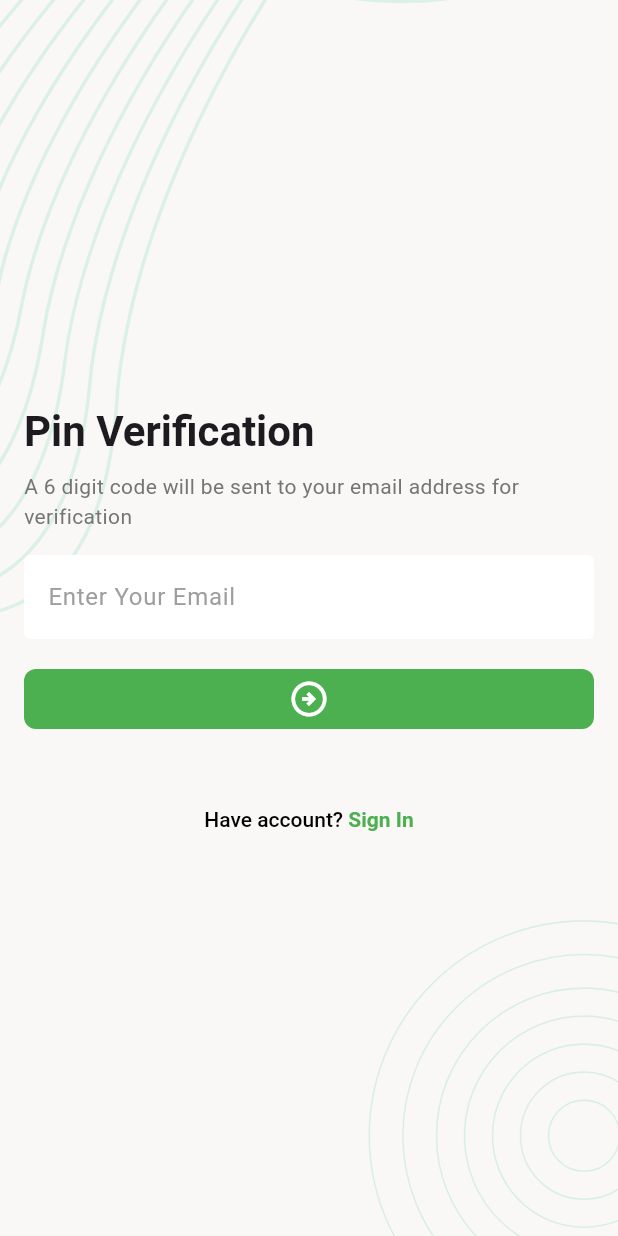
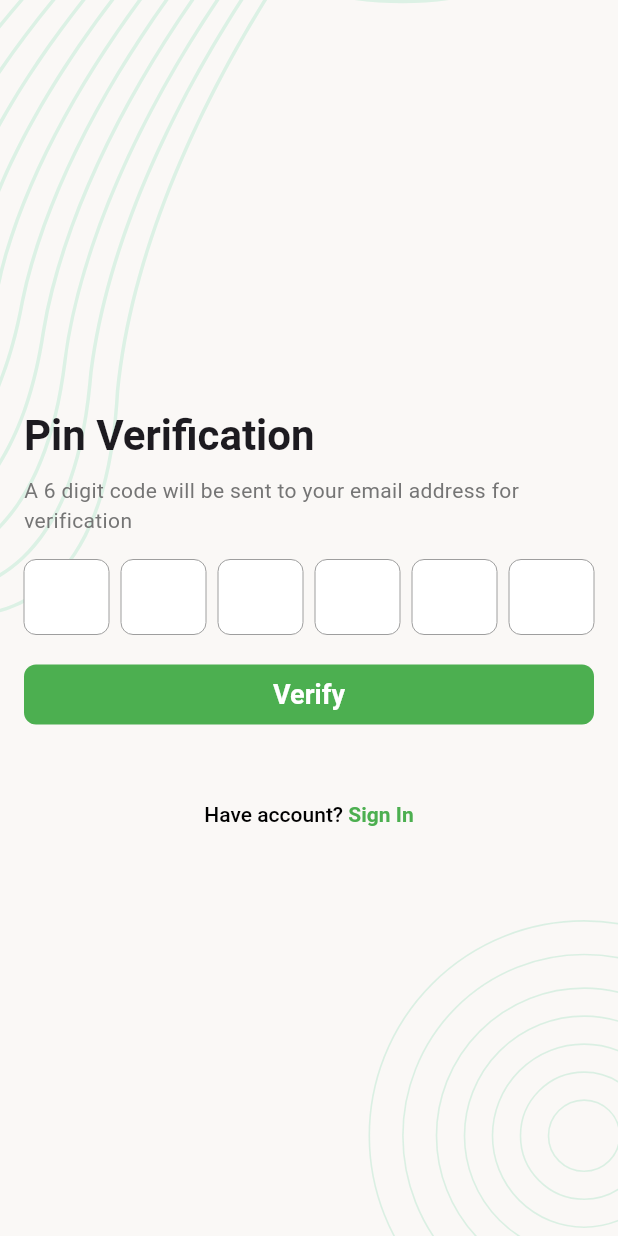
Before and after one commit to ZubayeerAlam/Ostad-Assignment-, a Flutter app: the Pin_verification screen opened directly, on a phone screen of 412 x 824 dp. Run offline on Flutter 3.47's test engine with Material 3 defaults, Android fonts, the phone set to English and light mode, and no system bars; our stand-ins replace flutter_svg; Roboto replaces fonts that are missing (Poppins).

Commit message:
All basic authentication Screen Layout created

```diff
--- a/Module 13/Task_Manager_APP/lib/Screen/PIN_verification_Screen.dart
+++ b/Module 13/Task_Manager_APP/lib/Screen/PIN_verification_Screen.dart
@@ -5,6 +5,7 @@ import 'package:task_manager_app/Screen/sign_up_screen.dart';
 import 'package:task_manager_app/Widget/ScreenBG.dart';
 
 import '../Utils/app_colors.dart';
+import 'Set_Password_Screen.dart';
 import 'log_in_screen.dart';
 
 class Pin_verification extends StatefulWidget {
@@ -31,17 +32,96 @@ class _State extends State<Pin_verification> {
               ),
               SizedBox(height: 8),
 
-              Text("A 6 digit code will be sent to your email address for verification",style: TextStyle(color: Colors.grey.shade600),),
-              SizedBox(height: 16),
-
-              TextFormField(
-                decoration: InputDecoration(hintText: "Enter Your Email"),
+              Text(
+                "A 6 digit code will be sent to your email address for verification",
+                style: TextStyle(color: Colors.grey.shade600),
               ),
               SizedBox(height: 16),
 
+              SizedBox(
+                height: 50,
+                child: Row(
+                  children: [
+                    Expanded(
+                        child: TextField(
+                          decoration: InputDecoration(
+                            enabledBorder: OutlineInputBorder(
+                              borderSide: BorderSide(color: Colors.grey, width: 0),
+                              borderRadius: BorderRadius.circular(8),
+                            ),
+                          ),
+                        )
+                    ),
+                    SizedBox(width: 8),
+                    Expanded(
+                        child: TextField(
+                          decoration: InputDecoration(
+                            enabledBorder: OutlineInputBorder(
+                              borderSide: BorderSide(color: Colors.grey, width: 0),
+                              borderRadius: BorderRadius.circular(8),
+                            ),
+                          ),
+                        )
+                    ),
+                    SizedBox(width: 8),
+                    Expanded(
+                        child: TextField(
+                          decoration: InputDecoration(
+                            enabledBorder: OutlineInputBorder(
+                              borderSide: BorderSide(color: Colors.grey, width: 0),
+                              borderRadius: BorderRadius.circular(8),
+                            ),
+                          ),
+                        )
+                    ),
+                    SizedBox(width: 8),
+                    Expanded(
+                        child: TextField(
+                          decoration: InputDecoration(
+                            enabledBorder: OutlineInputBorder(
+                              borderSide: BorderSide(color: Colors.grey, width: 0),
+                              borderRadius: BorderRadius.circular(8),
+                            ),
+                          ),
+                        )
+                    ),
+                    SizedBox(width: 8),
+                    Expanded(
+                      child: TextField(
+                        decoration: InputDecoration(
+                          enabledBorder: OutlineInputBorder(
+                            borderSide: BorderSide(color: Colors.grey, width: 0),
+                            borderRadius: BorderRadius.circular(8),
+                          ),
+                        ),
+                      ),
+                    ),
+                    SizedBox(width: 8),
+                    Expanded(
+                      child: TextField(
+                        decoration: InputDecoration(
+                          enabledBorder: OutlineInputBorder(
+                            borderSide: BorderSide(color: Colors.grey, width: 0),
+                            borderRadius: BorderRadius.circular(8),
+                          ),
+                        ),
+                      ),
+                    ),
+                  ],
+                ),
+              ),
+
+              SizedBox(height: 16),
+
               FilledButton(
-                onPressed: () {},
-                child: Icon(Icons.arrow_circle_right_outlined, size: 28),
+                onPressed: () {
+                  Navigator.push(context, MaterialPageRoute(builder: (context)=>Set_Password_Screen()));
+                },
+                child: Text("Verify",style: Theme.of(context).textTheme.titleLarge?.copyWith(
+                  fontSize: 18,
+                  fontWeight: FontWeight.w600,
+                  color: Colors.white
+                ),),
               ),
 
               SizedBox(height: 48),
@@ -49,26 +129,38 @@ class _State extends State<Pin_verification> {
               Center(
                 child: Column(
                   children: [
-                    RichText(text: TextSpan(
-                        text: "Have account? ",style: TextStyle(color: Colors.black,fontWeight: FontWeight.w500),
+                    RichText(
+                      text: TextSpan(
+                        text: "Have account? ",
+                        style: TextStyle(
+                          color: Colors.black,
+                          fontWeight: FontWeight.w500,
+                        ),
                         children: [
                           TextSpan(
-                              text: 'Sign In', style: TextStyle(
+                            text: 'Sign In',
+                            style: TextStyle(
                               color: AppColors.PColor,
-                              fontWeight: FontWeight.bold
+                              fontWeight: FontWeight.bold,
+                            ),
+                            recognizer: TapGestureRecognizer()
+                              ..onTap = () {
+                                Navigator.pushReplacement(
+                                  context,
+                                  MaterialPageRoute(
+                                    builder: (context) => Login_Screen(),
+                                  ),
+                                );
+                              },
                           ),
-                              recognizer: TapGestureRecognizer()..onTap = () {
-                                Navigator.pushReplacement(context, MaterialPageRoute(builder: (context)=> Login_Screen()));
-                              }
-                          )
-                        ]
-                    ))
+                        ],
+                      ),
+                    ),
                   ],
                 ),
               ),
             ],
           ),
-
         ),
       ),
     );
```
Also changed, not shown: Module 13/Task_Manager_APP/lib/Screen/Set_Password_Screen.dart (added, +85 -0 lines), Module 13/Task_Manager_APP/lib/Screen/sign_up_screen.dart (+92 -0 lines).
